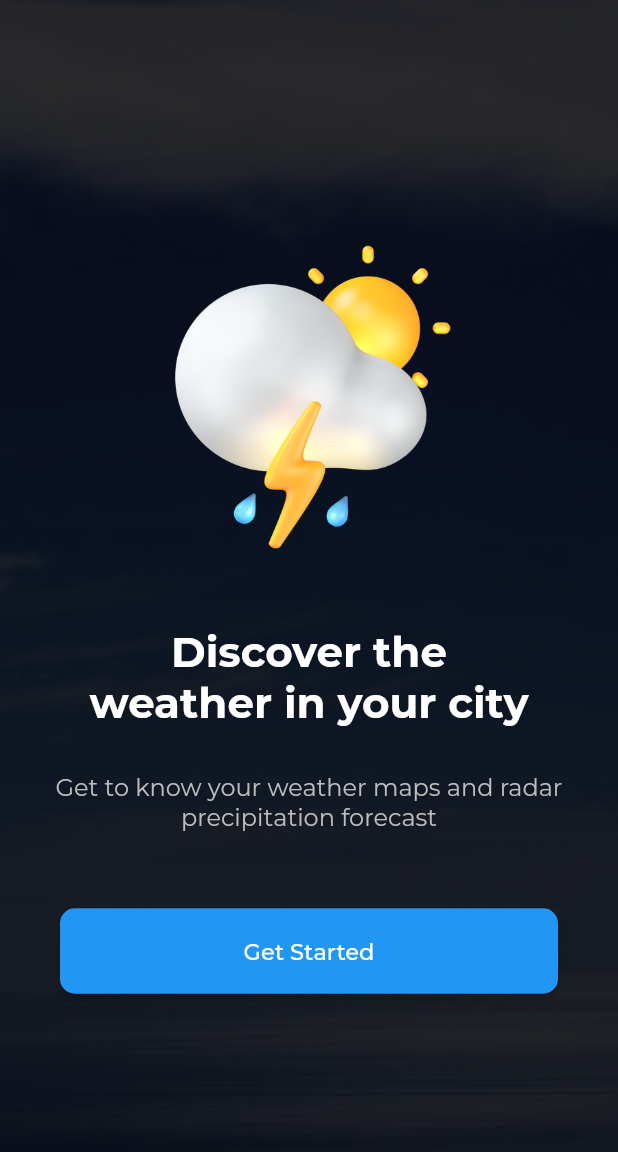
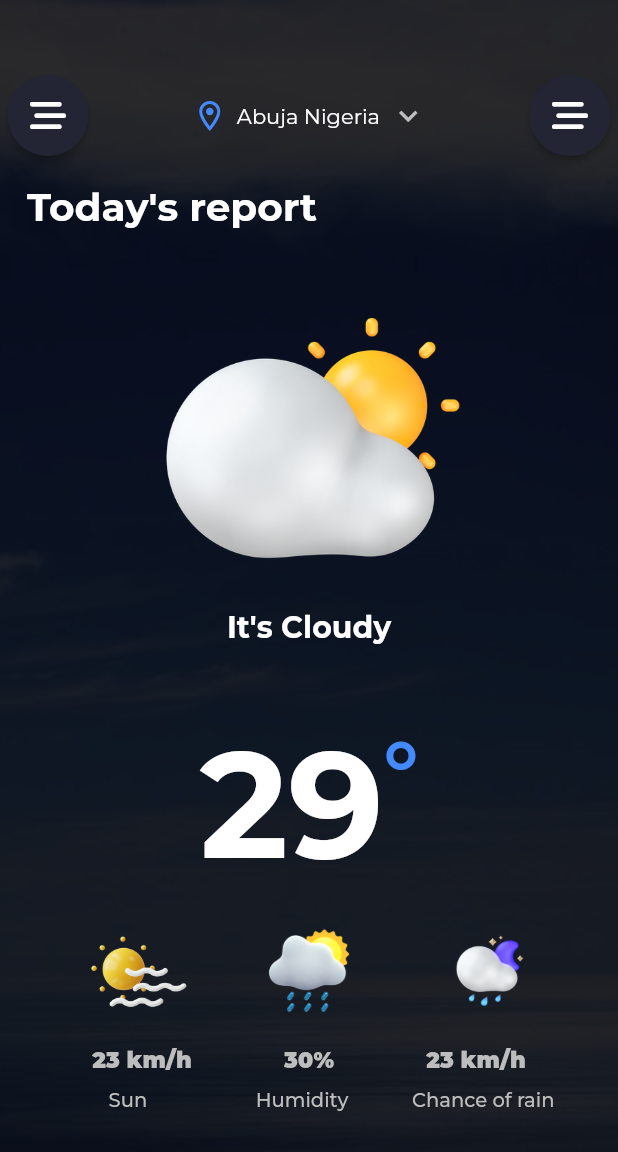
Before and after one commit to maodo/weather_app, a Flutter app: the screen it shows after launch, after a tap on "Get Started", on a phone screen of 412 x 824 dp. Shown: the top 1152 px of the screen. Run offline on Flutter 3.47's test engine with Material 2 defaults, Android fonts, the phone set to English and light mode, and no system bars; our stand-ins replace font_awesome_flutter.

Commit message:
Weather data screen init

```diff
--- a/lib/screens/home_screen.dart
+++ b/lib/screens/home_screen.dart
@@ -1,5 +1,7 @@
 import 'package:flutter/material.dart';
 import 'package:weather_app/utils/constants.dart';
+
+import 'weather_screen.dart';
 
 class HomeScreen extends StatelessWidget {
   const HomeScreen({Key? key}) : super(key: key);
@@ -16,7 +18,9 @@ class HomeScreen extends StatelessWidget {
                 image: AssetImage('images/blue_background.webp'),
                 fit: BoxFit.cover,
                 colorFilter: ColorFilter.mode(
-                    Colors.white.withOpacity(0.8), BlendMode.dstATop),
+                  Colors.white.withOpacity(0.8),
+                  BlendMode.dstATop,
+                ),
               ),
             ),
           ),
@@ -38,17 +42,22 @@ class HomeScreen extends StatelessWidget {
                   ),
                 ),
                 Container(
-                  margin: EdgeInsets.only(top: 30.0, left: 33.0, right: 33.0),
+                  margin: EdgeInsets.only(top: 30.0),
                   child: Text(
-                    'Get to know your weather maps and radar precipitation forecast',
+                    'Get to know your weather maps and\nradar precipitation forecast',
                     textAlign: TextAlign.center,
                     style: kHomeDescriptionTextStyle,
+
                   ),
                 ),
                 Container(
                   margin: EdgeInsets.only(top: 50.0, left: 40.0, right: 40.0),
                   child: ElevatedButton(
-                    onPressed: () => {},
+                    onPressed: () => {
+                      Navigator.push(context, MaterialPageRoute(builder: (context){
+                        return WeatherScreen();
+                      }))
+                    },
                     child: Text(
                       'Get Started',
                       style: kHomeButtonTextStyle,
--- a/lib/screens/weather_screen.dart
+++ b/lib/screens/weather_screen.dart
@@ -0,0 +1,225 @@
+import 'package:flutter/material.dart';
+import 'package:font_awesome_flutter/font_awesome_flutter.dart';
+import 'package:weather_app/utils/constants.dart';
+
+class WeatherScreen extends StatefulWidget {
+  const WeatherScreen({Key? key}) : super(key: key);
+
+  @override
+  _WeatherScreenState createState() => _WeatherScreenState();
+}
+
+class _WeatherScreenState extends State<WeatherScreen> {
+  String dropdownvalue = 'Abuja Nigeria';
+
+  // List of items in our dropdown menu
+  var items = [
+    'Dakar Senegal',
+    'Abuja Nigeria',
+    'Kigali Rwanda',
+    'New York USA',
+  ];
+
+  @override
+  Widget build(BuildContext context) {
+    return Scaffold(
+      body: Container(
+          child: Stack(
+        children: [
+          Container(
+            decoration: BoxDecoration(
+              image: DecorationImage(
+                image: AssetImage('images/blue_background.webp'),
+                fit: BoxFit.cover,
+                colorFilter: ColorFilter.mode(
+                  Colors.white.withOpacity(0.8),
+                  BlendMode.dstATop,
+                ),
+              ),
+            ),
+          ),
+          Container(
+            width: double.infinity,
+            color: Colors.black.withOpacity(0.8),
+            child: Column(
+              crossAxisAlignment: CrossAxisAlignment.start,
+              children: [
+                Padding(
+                  padding: const EdgeInsets.only(top: 50.0),
+                  child: Row(
+                    mainAxisAlignment: MainAxisAlignment.spaceBetween,
+                    children: [
+                      ElevatedButton(
+                        onPressed: () {},
+                        child: Icon(FontAwesomeIcons.barsStaggered,
+                            color: Colors.white),
+                        style: ElevatedButton.styleFrom(
+                          shape: CircleBorder(),
+                          padding: EdgeInsets.all(15),
+                          primary: Color(0xFF232434),
+                        ),
+                      ),
+                      Row(
+                        children: [
+                          Icon(
+                            Icons.location_on_outlined,
+                            color: Colors.blueAccent,
+                          ),
+                          SizedBox(
+                            width: 6.0,
+                          ),
+                          DropdownButton(
+                            underline:SizedBox(),
+                            style: TextStyle(
+                              fontFamily: 'Montserrat',
+                            ),
+                            onChanged: (String? newValue) {
+                              setState(() {
+                                dropdownvalue = newValue!;
+                              });
+                            },
+                            // Initial Value
+                            value: dropdownvalue,
+                            // Down Arrow Icon
+                            icon: const Icon(Icons.keyboard_arrow_down),
+                            items: items.map((String items) {
+                              return DropdownMenuItem(
+                                value: items,
+                                child: Text(items),
+                              );
+                            }).toList(),
+                          )
+                        ],
+                      ),
+                      ElevatedButton(
+                        onPressed: () {},
+                        child: Icon(FontAwesomeIcons.barsStaggered,
+                            color: Colors.white),
+                        style: ElevatedButton.styleFrom(
+                          shape: CircleBorder(),
+                          padding: EdgeInsets.all(15),
+                          primary: Color(0xFF232434),
+                        ),
+                      )
+                    ],
+                  ),
+                ),
+                Padding(
+                  padding: const EdgeInsets.all(18.0),
+                  child: Text(
+                    'Today\'s report',
+                    style: kWeatherTextStyle,
+                  ),
+                ),
+                Padding(
+                  padding: const EdgeInsets.only(
+                    top: 28.0,
+                  ),
+                  child: Image(
+                    image: AssetImage('images/cloudy_weather.webp'),
+                  ),
+                ),
+                Center(
+                  child: Text(
+                    'It\'s Cloudy',
+                    textAlign: TextAlign.center,
+                    style: kHomeTitleTextStyle,
+                  ),
+                ),
+                Row(
+                  mainAxisAlignment: MainAxisAlignment.center,
+                  children: [
+                    Padding(
+                      padding: const EdgeInsets.only(top: 45.0),
+                      child: Text(
+                        '29',
+                        textAlign: TextAlign.center,
+                        style: kTemperatureTextStyle,
+                      ),
+                    ),
+                    Text(
+                      '°',
+                      textAlign: TextAlign.center,
+                      style: kTempDeg,
+                    ),
+                  ],
+                ),
+                Row(
+                  mainAxisAlignment: MainAxisAlignment.spaceEvenly,
+                  children: [
+                    Image(
+                      image: AssetImage(
+                        'images/cloud.webp',
+                      ),
+                      width: 100.0,
+                      height: 100.0,
+                    ),
+                    Image(
+                      image: AssetImage(
+                        'images/sun.webp',
+                      ),
+                      width: 68.0,
+                      height: 68.0,
+                    ),
+                    Image(
+                      image: AssetImage(
+                        'images/rain.webp',
+                      ),
+                      width: 100.0,
+                      height: 100.0,
+                    ),
+                  ],
+                ),
+                Row(
+                  mainAxisAlignment: MainAxisAlignment.spaceEvenly,
+                  children: [
+                    Text(
+                      '23 km/h',
+                      style: kParamTitleTextStyle,
+                    ),
+                    Text(
+                      '30%',
+                      style: kParamTitleTextStyle,
+                    ),
+                    Text(
+                      '23 km/h',
+                      style: kParamTitleTextStyle,
+                    ),
+                  ],
+                ),
+                Row(
+                  mainAxisAlignment: MainAxisAlignment.spaceEvenly,
+                  children: [
+                    Padding(
+                      padding: const EdgeInsets.only(
+                        left: 30.0,
+                        top: 10.0,
+                      ),
+                      child: Text('Sun', style: kSubTitleTextStyle),
+                    ),
+                    Padding(
+                      padding: const EdgeInsets.only(
+                        left: 30.0,
+                        top: 10.0,
+                      ),
+                      child: Text('Humidity', style: kSubTitleTextStyle),
+                    ),
+                    Padding(
+                      padding: const EdgeInsets.only(
+                        top: 10.0,
+                      ),
+                      child: Text(
+                        'Chance of rain',
+                        style: kSubTitleTextStyle,
+                      ),
+                    ),
+                  ],
+                ),
+              ],
+            ),
+          ),
+        ],
+      )),
+    );
+  }
+}
--- a/lib/utils/constants.dart
+++ b/lib/utils/constants.dart
@@ -1,14 +1,14 @@
 import 'package:flutter/material.dart';
 
 const kHomeTitleTextStyle = TextStyle(
-  fontSize: 28.0,
+  fontSize: 20.0,
   fontWeight: FontWeight.bold,
   fontFamily: 'Montserrat',
 );
 
 const kHomeDescriptionTextStyle = TextStyle(
   color: const Color(0xFFBDBDBD),
-  fontSize: 16.0,
+  fontSize: 15.0,
   fontFamily: 'Montserrat',
   fontWeight: FontWeight.w400,
 );
@@ -17,3 +17,34 @@ const kHomeButtonTextStyle = TextStyle(
   fontSize: 15.0,
   fontFamily: 'Montserrat',
 );
+
+const kSubTitleTextStyle = TextStyle(
+  color: const Color(0xFFBDBDBD),
+  fontSize: 13.0,
+  fontFamily: 'Montserrat',
+  fontWeight: FontWeight.w500,
+);
+
+const kParamTitleTextStyle = TextStyle(
+  color: const Color(0xFFBDBDBD),
+  fontSize: 15.0,
+  fontFamily: 'Montserrat',
+  fontWeight: FontWeight.w800,
+);
+
+const kTempDeg = TextStyle(
+    fontSize: 55.0,
+    fontWeight: FontWeight.bold,
+    fontFamily: 'Montserrat',
+    color: Colors.blueAccent);
+const kTemperatureTextStyle = TextStyle(
+  fontSize: 100.0,
+  fontWeight: FontWeight.w600,
+  fontFamily: 'Montserrat',
+);
+
+const kWeatherTextStyle = TextStyle(
+  fontSize: 26.0,
+  fontWeight: FontWeight.w700,
+  fontFamily: 'Montserrat',
+);
--- a/pubspec.yaml
+++ b/pubspec.yaml
@@ -18,6 +18,8 @@ dependencies:
   # The following adds the Cupertino Icons font to your application.
   # Use with the CupertinoIcons class for iOS style icons.
   cupertino_icons: ^1.0.2
+  font_awesome_flutter: ^10.1.0
+  flutter_switch: ^0.3.2
 
 dev_dependencies:
   flutter_test:
```
Also changed, not shown: images/cloud.webp (added), images/cloudy_weather.webp (added), images/rain.webp (added), images/sun.webp (added).
